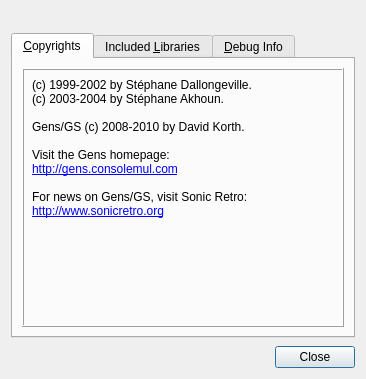
Above: src/gens-qt4/ui/AboutWindow.ui from GerbilSoft/gens-gs-ii before the change. Below: the same form after it.
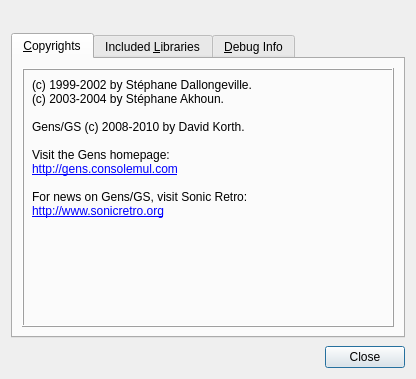
That is the form after the change. Icons and pictures are not drawn.

Commit message:
gens-qt4/ui/AboutWindow.ui: Increased the preferred width from 366px to 416px.
366px was too narrow for the Plastique theme.

The edit to the form file:
```diff
--- a/src/gens-qt4/ui/AboutWindow.ui
+++ b/src/gens-qt4/ui/AboutWindow.ui
@@ -6,7 +6,7 @@
    <rect>
     <x>0</x>
     <y>0</y>
-    <width>366</width>
+    <width>416</width>
     <height>379</height>
    </rect>
   </property>
```
